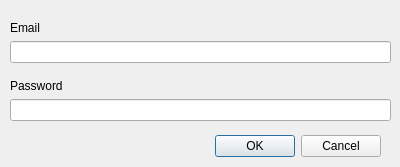
Old version of the form profilewindow.ui in the repository happy394/qt_project_hse.
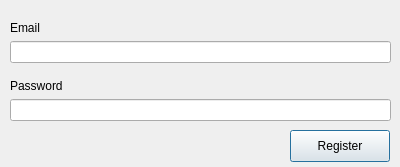
New version of the form.

```diff
--- a/profilewindow.ui
+++ b/profilewindow.ui
@@ -13,22 +13,6 @@
   <property name="windowTitle">
    <string>Profile</string>
   </property>
-  <widget class="QDialogButtonBox" name="buttonBox">
-   <property name="geometry">
-    <rect>
-     <x>40</x>
-     <y>130</y>
-     <width>341</width>
-     <height>32</height>
-    </rect>
-   </property>
-   <property name="orientation">
-    <enum>Qt::Horizontal</enum>
-   </property>
-   <property name="standardButtons">
-    <set>QDialogButtonBox::Cancel|QDialogButtonBox::Ok</set>
-   </property>
-  </widget>
   <widget class="QWidget" name="verticalLayoutWidget">
    <property name="geometry">
     <rect>
@@ -67,6 +51,19 @@
     </item>
    </layout>
   </widget>
+  <widget class="QPushButton" name="pushButton">
+   <property name="geometry">
+    <rect>
+     <x>290</x>
+     <y>130</y>
+     <width>100</width>
+     <height>32</height>
+    </rect>
+   </property>
+   <property name="text">
+    <string>Register</string>
+   </property>
+  </widget>
  </widget>
  <resources/>
  <connections>
```
Left out of the diff: 35 changed lines with no effect on the pictures.
